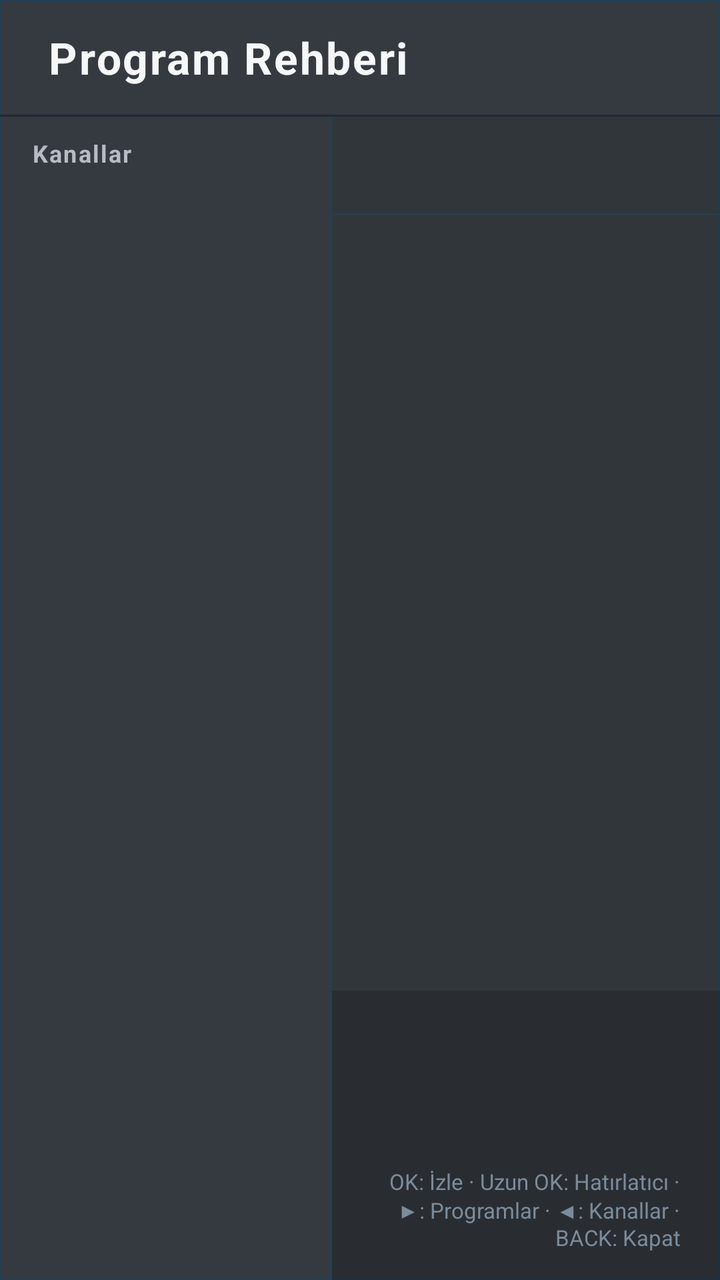
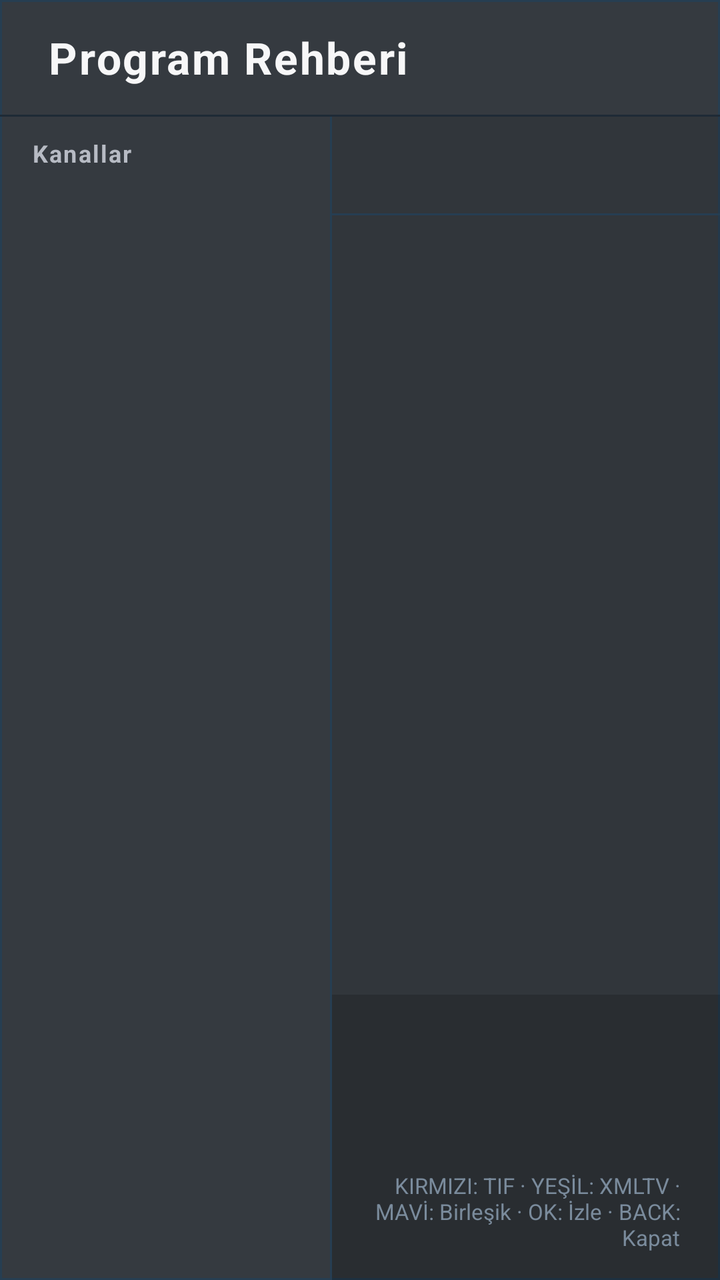

Two renders of the same Android screen: before a commit and after it. Below are the layout's source before the change and the commit's diff.
<!-- AndroidManifest.xml: activity theme Theme.TVApp.GuideOverlay -->
<!-- res/layout/activity_program_guide.xml -->
<?xml version="1.0" encoding="utf-8"?>
<FrameLayout xmlns:android="http://schemas.android.com/apk/res/android"
    android:layout_width="match_parent"
    android:layout_height="match_parent"
    android:background="@android:color/transparent">

    <LinearLayout
        android:id="@+id/guide_overlay"
        android:layout_width="wrap_content"
        android:layout_height="match_parent"
        android:layout_gravity="start"
        android:background="@drawable/bg_guide_overlay"
        android:orientation="vertical">

        <LinearLayout
            android:id="@+id/guide_header"
            android:layout_width="match_parent"
            android:layout_height="wrap_content"
            android:gravity="center_vertical"
            android:orientation="horizontal"
            android:paddingHorizontal="24dp"
            android:paddingVertical="14dp">

            <TextView
                android:layout_width="0dp"
                android:layout_height="wrap_content"
                android:layout_weight="1"
                android:letterSpacing="0.04"
                android:text="@string/program_guide"
                android:textColor="@color/text_primary"
                android:textSize="22sp"
                android:textStyle="bold" />

            <TextView
                android:id="@+id/guide_date"
                android:layout_width="wrap_content"
                android:layout_height="wrap_content"
                android:fontFamily="sans-serif-medium"
                android:textColor="@color/accent"
                android:textSize="15sp" />
        </LinearLayout>

        <View
            android:layout_width="match_parent"
            android:layout_height="1dp"
            android:background="#1E2A36" />

        <LinearLayout
            android:layout_width="match_parent"
            android:layout_height="0dp"
            android:layout_weight="1"
            android:orientation="horizontal">

            <LinearLayout
                android:id="@+id/guide_channel_column"
                android:layout_width="0dp"
                android:layout_height="match_parent"
                android:layout_weight="46"
                android:background="@android:color/transparent"
                android:orientation="vertical">

                <TextView
                    android:layout_width="match_parent"
                    android:layout_height="wrap_content"
                    android:letterSpacing="0.06"
                    android:paddingHorizontal="16dp"
                    android:paddingVertical="10dp"
                    android:text="@string/channels"
                    android:textColor="@color/text_secondary"
                    android:textSize="12sp"
                    android:textStyle="bold" />

                <androidx.recyclerview.widget.RecyclerView
                    android:id="@+id/guide_channel_list"
                    android:layout_width="match_parent"
                    android:layout_height="0dp"
                    android:layout_weight="1"
                    android:clipToPadding="false"
                    android:descendantFocusability="afterDescendants"
                    android:focusable="true"
                    android:overScrollMode="never"
                    android:paddingBottom="16dp" />
            </LinearLayout>

            <View
                android:layout_width="1dp"
                android:layout_height="match_parent"
                android:background="#263E52" />

            <LinearLayout
                android:layout_width="0dp"
                android:layout_height="match_parent"
                android:layout_weight="54"
                android:background="#14000000"
                android:orientation="vertical">

                <LinearLayout
                    android:layout_width="match_parent"
                    android:layout_height="wrap_content"
                    android:gravity="center_vertical"
                    android:orientation="horizontal"
                    android:paddingHorizontal="18dp"
                    android:paddingVertical="12dp">

                    <TextView
                        android:id="@+id/selected_channel_number"
                        android:layout_width="wrap_content"
                        android:layout_height="wrap_content"
                        android:textColor="@color/accent"
                        android:textSize="16sp"
                        android:textStyle="bold" />

                    <TextView
                        android:id="@+id/selected_channel_name"
                        android:layout_width="0dp"
                        android:layout_height="wrap_content"
                        android:layout_marginStart="10dp"
                        android:layout_weight="1"
                        android:ellipsize="end"
                        android:maxLines="1"
                        android:textColor="@color/text_primary"
                        android:textSize="18sp"
                        android:textStyle="bold" />
                </LinearLayout>

                <View
                    android:layout_width="match_parent"
                    android:layout_height="1dp"
                    android:background="#263E52" />

                <FrameLayout
                    android:layout_width="match_parent"
                    android:layout_height="0dp"
                    android:layout_weight="1">

                    <androidx.recyclerview.widget.RecyclerView
                        android:id="@+id/program_list"
                        android:layout_width="match_parent"
                        android:layout_height="match_parent"
                        android:clipToPadding="false"
                        android:descendantFocusability="afterDescendants"
                        android:focusable="true"
                        android:overScrollMode="never"
                        android:paddingBottom="16dp" />

                    <TextView
                        android:id="@+id/empty_programs"
                        android:layout_width="wrap_content"
                        android:layout_height="wrap_content"
                        android:layout_gravity="center"
                        android:gravity="center"
                        android:padding="24dp"
                        android:text="@string/no_epg_data"
                        android:textColor="@color/text_secondary"
                        android:textSize="15sp"
                        android:visibility="gone" />
                </FrameLayout>

                <LinearLayout
                    android:id="@+id/program_detail"
                    android:layout_width="match_parent"
                    android:layout_height="wrap_content"
                    android:background="#2A000000"
                    android:orientation="vertical"
                    android:paddingHorizontal="20dp"
                    android:paddingVertical="14dp">

                    <TextView
                        android:id="@+id/detail_title"
                        android:layout_width="match_parent"
                        android:layout_height="wrap_content"
                        android:ellipsize="end"
                        android:maxLines="1"
                        android:textColor="@color/text_primary"
                        android:textSize="17sp"
                        android:textStyle="bold" />

                    <TextView
                        android:id="@+id/detail_time"
                        android:layout_width="match_parent"
                        android:layout_height="wrap_content"
                        android:layout_marginTop="3dp"
                        android:fontFamily="sans-serif-medium"
                        android:textColor="@color/accent"
                        android:textSize="13sp" />

                    <TextView
                        android:id="@+id/detail_description"
                        android:layout_width="match_parent"
                        android:layout_height="wrap_content"
                        android:layout_marginTop="5dp"
                        android:ellipsize="end"
                        android:lineSpacingMultiplier="1.2"
                        android:maxLines="3"
                        android:textColor="@color/text_secondary"
                        android:textSize="13sp" />

                    <TextView
                        android:id="@+id/guide_control_hints"
                        android:layout_width="match_parent"
                        android:layout_height="wrap_content"
                        android:layout_marginTop="8dp"
                        android:fontFamily="sans-serif"
                        android:gravity="end"
                        android:text="@string/guide_control_hints"
                        android:textColor="#7A8B9C"
                        android:textSize="11sp" />
                </LinearLayout>
            </LinearLayout>
        </LinearLayout>
    </LinearLayout>
</FrameLayout>
<!-- resources referenced by this layout -->
<resources>
  <color name="accent">#33B5E5</color>
  <color name="text_primary">#F7F7F8</color>
  <color name="text_secondary">#B7BBC4</color>
  <!-- drawable bg_guide_overlay (drawable) -->
  <?xml version="1.0" encoding="utf-8"?>
  <shape xmlns:android="http://schemas.android.com/apk/res/android"
      android:shape="rectangle">
      
      <solid android:color="#D40D131A" />
      <stroke
          android:width="1dp"
          android:color="#263E52" />
  </shape>
  <string name="channels">Kanallar</string>
  <string name="guide_control_hints">OK: İzle  ·  Uzun OK: Hatırlatıcı  ·  ▶: Programlar  ·  ◀: Kanallar  ·  BACK: Kapat</string>
  <string name="no_epg_data">Bu kanal için TIF program verisi bulunamadı.</string>
  <string name="program_guide">Program Rehberi</string>
  <style name="Theme.TVApp.GuideOverlay" parent="Theme.AppCompat.DayNight.NoActionBar">
          <item name="android:windowIsTranslucent">true</item>
          <item name="android:windowBackground">@android:color/transparent</item>
          <item name="android:windowNoTitle">true</item>
          <item name="android:windowFullscreen">true</item>
          <item name="android:backgroundDimEnabled">false</item>
          <item name="android:windowDisablePreview">true</item>
          <item name="android:colorAccent">@color/accent</item>
      </style>
</resources>

<!-- the commit's change to res/layout/activity_program_guide.xml (unified diff, before → after) -->
@@ -30,6 +30,15 @@
                 android:textColor="@color/text_primary"
                 android:textSize="22sp"
                 android:textStyle="bold" />
+
+            <TextView
+                android:id="@+id/guide_source"
+                android:layout_width="wrap_content"
+                android:layout_height="wrap_content"
+                android:layout_marginEnd="18dp"
+                android:fontFamily="sans-serif-medium"
+                android:textColor="@color/accent"
+                android:textSize="13sp" />
 
             <TextView
                 android:id="@+id/guide_date"
<!-- resource entries referenced after the edit -->
@@ -14,7 +14,7 @@
           android:color="#263E52" />
   </shape>
   <string name="channels">Kanallar</string>
-  <string name="guide_control_hints">OK: İzle  ·  Uzun OK: Hatırlatıcı  ·  ▶: Programlar  ·  ◀: Kanallar  ·  BACK: Kapat</string>
+  <string name="guide_control_hints">KIRMIZI: TIF · YEŞİL: XMLTV · MAVİ: Birleşik · OK: İzle · BACK: Kapat</string>
   <string name="no_epg_data">Bu kanal için TIF program verisi bulunamadı.</string>
   <string name="program_guide">Program Rehberi</string>
   <style name="Theme.TVApp.GuideOverlay" parent="Theme.AppCompat.DayNight.NoActionBar">
